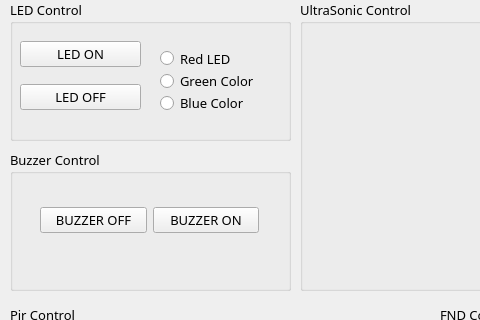
guswlrla/hardware-platform-2024, file day06/sensor.ui: the form before one commit; both pictures show x 0 to 480 and y 0 to 320 of the 894 by 557 pixel window.
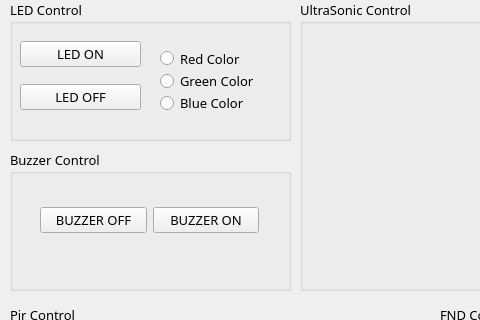
The form after the commit.

What changed in the file:
```diff
--- a/day06/sensor.ui
+++ b/day06/sensor.ui
@@ -119,7 +119,7 @@
          </font>
         </property>
         <property name="text">
-         <string>Red LED</string>
+         <string>Red Color</string>
         </property>
        </widget>
       </item>
```
